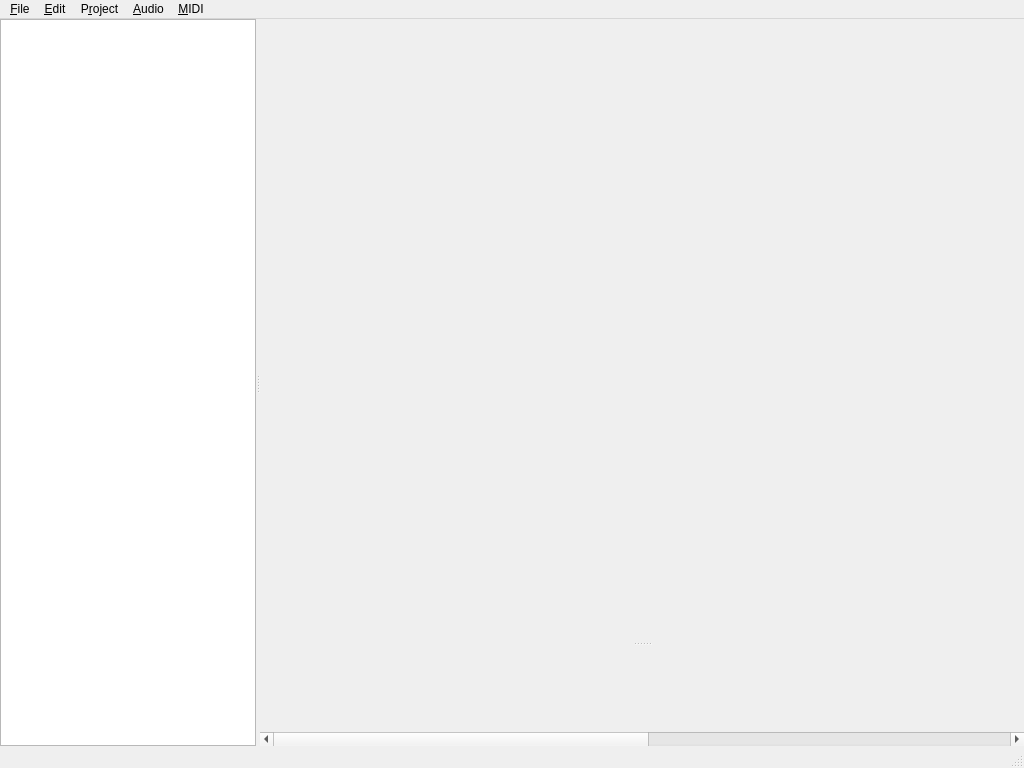
This is Editor/MainWindow.ui in AxioDL/amuse as Qt 5 draws it before an edit. The edited form follows.
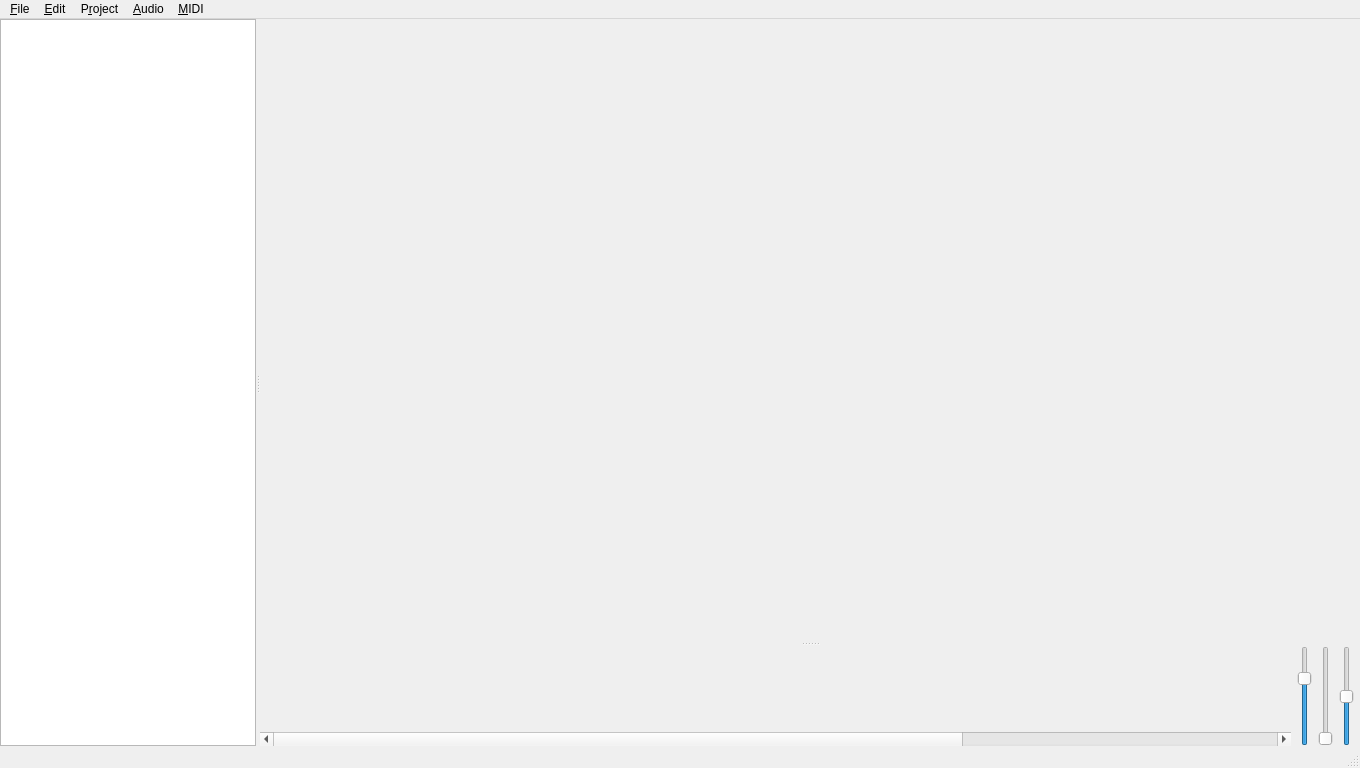
This is the edited form. Icons and pictures are not drawn. Custom widgets are drawn as their Qt base class.

Patch:
```diff
--- a/Editor/MainWindow.ui
+++ b/Editor/MainWindow.ui
@@ -6,7 +6,7 @@
    <rect>
     <x>0</x>
     <y>0</y>
-    <width>1024</width>
+    <width>1360</width>
     <height>768</height>
    </rect>
   </property>
@@ -98,12 +98,48 @@
           <rect>
            <x>0</x>
            <y>0</y>
-           <width>764</width>
+           <width>1100</width>
            <height>610</height>
           </rect>
          </property>
         </widget>
        </widget>
+       <widget class="QWidget" name="keyboard" native="true">
+        <property name="sizePolicy">
+         <sizepolicy hsizetype="Preferred" vsizetype="Fixed">
+          <horstretch>0</horstretch>
+          <verstretch>0</verstretch>
+         </sizepolicy>
+        </property>
+        <property name="minimumSize">
+         <size>
+          <width>0</width>
+          <height>100</height>
+         </size>
+        </property>
+        <property name="maximumSize">
+         <size>
+          <width>16777215</width>
+          <height>100</height>
+         </size>
+        </property>
+        <layout class="QHBoxLayout" name="horizontalLayout">
+         <property name="spacing">
+          <number>6</number>
+         </property>
+         <property name="leftMargin">
+          <number>0</number>
+         </property>
+         <property name="topMargin">
+          <number>0</number>
+         </property>
+         <property name="rightMargin">
+          <number>6</number>
+         </property>
+         <property name="bottomMargin">
+          <number>0</number>
+         </property>
+         <item>
        <widget class="QScrollArea" name="keyboardScrollArea">
         <property name="sizePolicy">
          <sizepolicy hsizetype="Expanding" vsizetype="Fixed">
@@ -164,6 +200,81 @@
          </property>
         </widget>
        </widget>
+         </item>
+         <item>
+          <widget class="VelocitySlider" name="velocitySlider">
+           <property name="sizePolicy">
+            <sizepolicy hsizetype="Fixed" vsizetype="Fixed">
+             <horstretch>0</horstretch>
+             <verstretch>0</verstretch>
+            </sizepolicy>
+           </property>
+           <property name="minimumSize">
+            <size>
+             <width>0</width>
+             <height>100</height>
+            </size>
+           </property>
+           <property name="maximum">
+            <number>127</number>
+           </property>
+           <property name="value">
+            <number>90</number>
+           </property>
+           <property name="orientation">
+            <enum>Qt::Vertical</enum>
+           </property>
+          </widget>
+         </item>
+         <item>
+          <widget class="ModulationSlider" name="modulationSlider">
+           <property name="sizePolicy">
+            <sizepolicy hsizetype="Fixed" vsizetype="Fixed">
+             <horstretch>0</horstretch>
+             <verstretch>0</verstretch>
+            </sizepolicy>
+           </property>
+           <property name="minimumSize">
+            <size>
+             <width>0</width>
+             <height>100</height>
+            </size>
+           </property>
+           <property name="maximum">
+            <number>127</number>
+           </property>
+           <property name="orientation">
+            <enum>Qt::Vertical</enum>
+           </property>
+          </widget>
+         </item>
+         <item>
+          <widget class="PitchSlider" name="pitchSlider">
+           <property name="sizePolicy">
+            <sizepolicy hsizetype="Fixed" vsizetype="Fixed">
+             <horstretch>0</horstretch>
+             <verstretch>0</verstretch>
+            </sizepolicy>
+           </property>
+           <property name="minimumSize">
+            <size>
+             <width>0</width>
+             <height>100</height>
+            </size>
+           </property>
+           <property name="minimum">
+            <number>-2048</number>
+           </property>
+           <property name="maximum">
+            <number>2048</number>
+           </property>
+           <property name="orientation">
+            <enum>Qt::Vertical</enum>
+           </property>
+          </widget>
+         </item>
+        </layout>
+       </widget>
       </widget>
      </widget>
     </item>
@@ -174,7 +285,7 @@
     <rect>
      <x>0</x>
      <y>0</y>
-     <width>1024</width>
+     <width>1360</width>
      <height>27</height>
     </rect>
    </property>
@@ -430,6 +541,21 @@
    <extends>QStatusBar</extends>
    <header>StatusBarWidget.hpp</header>
   </customwidget>
+  <customwidget>
+   <class>ModulationSlider</class>
+   <extends>QSlider</extends>
+   <header>KeyboardWidget.hpp</header>
+  </customwidget>
+  <customwidget>
+   <class>PitchSlider</class>
+   <extends>QSlider</extends>
+   <header>KeyboardWidget.hpp</header>
+  </customwidget>
+  <customwidget>
+   <class>VelocitySlider</class>
+   <extends>QSlider</extends>
+   <header>KeyboardWidget.hpp</header>
+  </customwidget>
  </customwidgets>
  <resources/>
  <connections/>
```
Left out of the diff: 28 changed lines with no effect on the pictures. Lines whose indentation alone changed are shown as unchanged.
